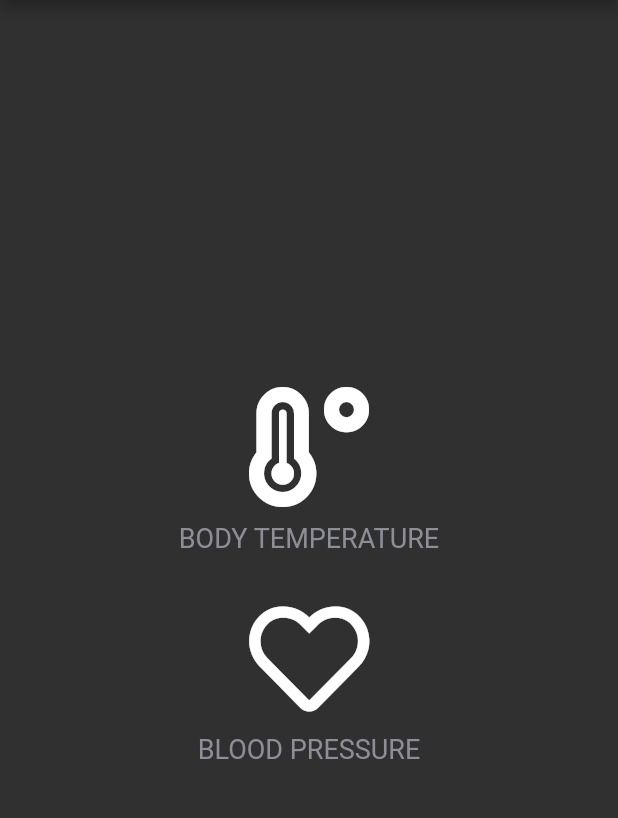
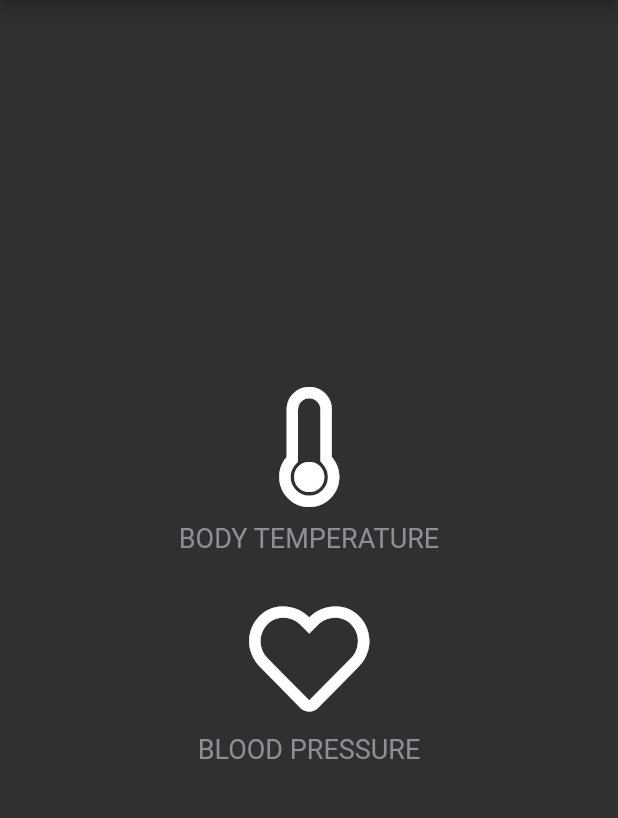
Before and after one commit to amodmulay/klinkdiary, a Flutter app: the screen it shows after launch, on a phone screen of 412 x 824 dp, the part 84-902 px from its top. Run offline on Flutter 3.47's test engine with Material 2 defaults, Android fonts, the phone set to English and light mode, and no system bars; our stand-ins replace date_time_picker, fl_chart, font_awesome_flutter, google_fonts; generated files the repository leaves out were written again.

Commit message:
Fixed icon on home page. Removed StateManagement VX

```diff
--- a/lib/main.dart
+++ b/lib/main.dart
@@ -25,7 +25,7 @@ class Klinikdiary extends StatelessWidget {
 
     final theme = KlinikTheme.dark();
     return MaterialApp(
-        title: "",
+        title: context.localize(PhraseKey.appName),
         theme: theme,
         initialRoute: Pages.home,
         routes: {
--- a/lib/pages/blood_pressure_input_page.dart
+++ b/lib/pages/blood_pressure_input_page.dart
@@ -23,6 +23,11 @@ class BloodPressureInputPage extends StatelessWidget {
       body: Column (
         mainAxisAlignment: MainAxisAlignment.center,
         crossAxisAlignment: CrossAxisAlignment.stretch,
+        children: [
+          Expanded(child: Row(
+
+          ))
+        ],
       ),
 
     );
--- a/lib/pages/homepage.dart
+++ b/lib/pages/homepage.dart
@@ -15,12 +15,10 @@ class Homepage extends StatelessWidget {
         color: kActiveCardColor,
         child: IconContent(
             label: context.localize(PhraseKey.bodyTemperature),
-            icon: FontAwesomeIcons.temperatureHigh
-        ),
+            icon: FontAwesomeIcons.thermometerEmpty),
         onTap: () {
           Navigator.pushNamed(context, Pages.bodyTemperatureList);
-        }
-    );
+        });
 
     final Widget _bloodPressurePageButton = ReusableCard(
         color: kActiveCardColor,
@@ -32,9 +30,10 @@ class Homepage extends StatelessWidget {
           Navigator.pushNamed(context, Pages.bloodPressure);
         });
 
-
     return Scaffold(
-        appBar: AppBar(title: Text(context.localize(PhraseKey.appName)), actions: [
+        appBar:
+            AppBar(title: Text(context.localize(PhraseKey.appName), style: Theme.of(context).appBarTheme.titleTextStyle),
+                actions: [
           IconButton(
               icon: const Icon(Icons.info),
               onPressed: () {
@@ -42,7 +41,6 @@ class Homepage extends StatelessWidget {
                     context: context,
                     applicationName: context.localize(PhraseKey.appName),
                     applicationVersion: "0.0.1",
-
                     children: const [
                       Text("Developed by"),
                       Text(" Amod Mulay"),
@@ -53,7 +51,7 @@ class Homepage extends StatelessWidget {
         drawer: Drawer(
           child: ListView(children: [
             ListTile(
-                leading: const Icon(FontAwesomeIcons.temperatureHigh),
+                leading: const Icon(FontAwesomeIcons.thermometerEmpty),
                 title: Text(context.localize(PhraseKey.bodyTemperature)),
                 onTap: () {
                   Navigator.pushNamed(context, Pages.bodyTemperatureList);
--- a/pubspec.yaml
+++ b/pubspec.yaml
@@ -45,7 +45,7 @@ dependencies:
   convert: ^3.0.1
   font_awesome_flutter: ^9.0.0
   google_fonts: 2.2.0
-  velocity_x: ^3.4.0
+
   date_time_picker: ^2.1.0
 
 dev_dependencies:
```
Also changed, not shown: lib/data/bp_store.dart (deleted, +0 -59 lines), pubspec.lock.
